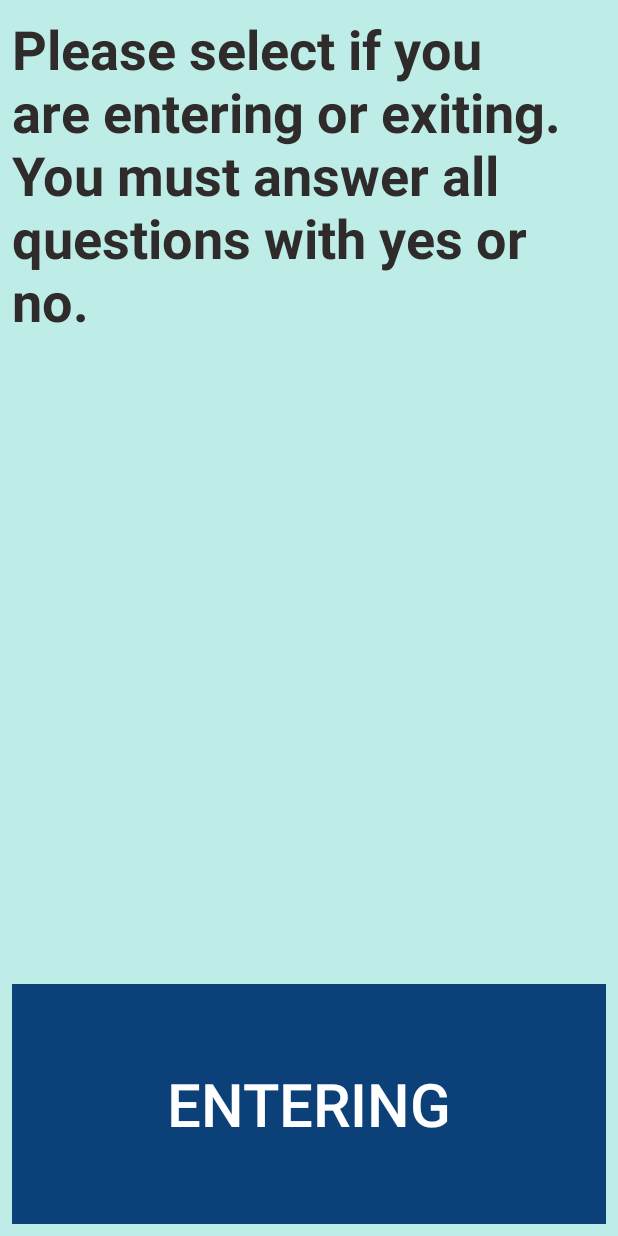
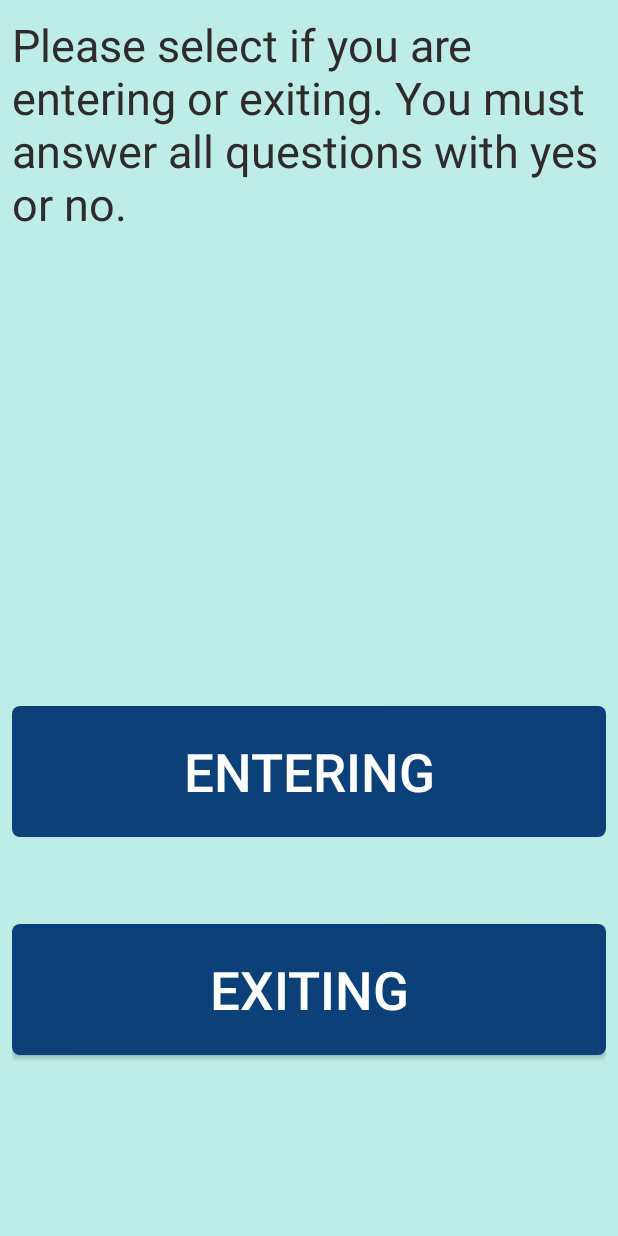
Before and after one commit to ShomikTelang/AutoScreening_App, an Android app: the MainActivity screen opened directly, with no data from a screen before it, on a phone screen of 412 x 824 dp. Run offline under Robolectric (Android 15) with nearby library versions, the phone set to English and light mode, and no system bars.

Commit message:
commit 2

```diff
--- a/app/src/main/res/layout/main_activity.xml
+++ b/app/src/main/res/layout/main_activity.xml
@@ -1,6 +1,7 @@
 <?xml version="1.0" encoding="utf-8"?>
 
-<FrameLayout xmlns:android="http://schemas.android.com/apk/res/android"
+<androidx.constraintlayout.widget.ConstraintLayout xmlns:android="http://schemas.android.com/apk/res/android"
+    xmlns:app="http://schemas.android.com/apk/res-auto"
     android:layout_width="match_parent"
     android:layout_height="match_parent"
     xmlns:tools="http://schemas.android.com/tools"
@@ -10,154 +11,167 @@
     tools:context=".MainActivity">
 
 
-<LinearLayout
-    android:layout_width="match_parent"
-    android:layout_height="match_parent"
-    android:orientation="vertical">
-
     <TextView
         android:id="@+id/shomtext"
+        android:layout_width="wrap_content"
+        android:layout_height="150dp"
+        android:text="Please select if you are entering or exiting. You must answer all questions with yes or no."
+        android:autoSizeMaxTextSize="100sp"
+        android:autoSizeMinTextSize="24sp"
+        android:autoSizeStepGranularity="2sp"
+        android:autoSizeTextType="uniform"
+        android:minLines="3"
+        android:maxLines="4"
+        android:textColor="#302B2B"
+        app:layout_constraintBottom_toBottomOf="parent"
+        app:layout_constraintEnd_toEndOf="parent"
+        app:layout_constraintHorizontal_bias="0.0"
+        app:layout_constraintStart_toStartOf="parent"
+        app:layout_constraintTop_toTopOf="parent"
+        app:layout_constraintVertical_bias="0.002" />
+
+    <Button
+        android:id="@+id/exiting"
         android:layout_width="match_parent"
-        android:layout_height="238dp"
-        android:autoSizeMaxTextSize="38sp"
-        android:autoSizeMinTextSize="20sp"
-        android:autoSizeStepGranularity="4sp"
-        android:autoSizeTextType="uniform"
-        android:text="Please select if you are entering or exiting. You must answer all questions with yes or no."
-        android:textColor="#302B2B"
-        android:textStyle="bold" />
+        android:layout_height="wrap_content"
+        android:background="@drawable/button_bg"
+        android:paddingTop="20dp"
+        android:paddingBottom="20dp"
+        android:text="EXITING"
+        android:textColor="#FFF"
+        android:textSize="35dp"
+        app:layout_constraintBottom_toBottomOf="parent"
+        app:layout_constraintEnd_toEndOf="parent"
+        app:layout_constraintStart_toStartOf="parent"
+        app:layout_constraintTop_toTopOf="parent"
+        app:layout_constraintVertical_bias="0.844" />
 
+    <Button
+        android:id="@+id/entering"
+        android:layout_width="match_parent"
+        android:layout_height="wrap_content"
+        android:paddingTop="20dp"
+        android:paddingBottom="20dp"
+        android:text="ENTERING"
+        android:textSize="35dp"
+        android:textColor="#FFF"
+        android:background="@drawable/button_bg"
+        app:layout_constraintBottom_toBottomOf="parent"
+        app:layout_constraintEnd_toEndOf="parent"
+        app:layout_constraintStart_toStartOf="parent"
+        app:layout_constraintTop_toTopOf="parent"
+        app:layout_constraintVertical_bias="0.642" />
+
+    <Button
+        android:id="@+id/temperature"
+        android:layout_width="match_parent"
+        android:layout_height="wrap_content"
+        android:background="@drawable/button_bg"
+        android:paddingTop="20dp"
+        android:paddingBottom="20dp"
+        android:text="TEMPERATURE"
+        android:textColor="#FFF"
+        android:textSize="35dp"
+        app:layout_constraintBottom_toBottomOf="parent"
+        app:layout_constraintEnd_toEndOf="parent"
+        app:layout_constraintHorizontal_bias="1.0"
+        app:layout_constraintStart_toStartOf="parent"
+        app:layout_constraintTop_toTopOf="parent"
+        app:layout_constraintVertical_bias="0.43" />
+
+    <Button
+        android:id="@+id/yes"
+        android:layout_width="match_parent"
+        android:layout_height="wrap_content"
+        android:text="YES"
+        android:textSize="45dp"
+        android:textColor="#FFF"
+        android:paddingTop="35dp"
+        android:paddingBottom="35dp"
+        android:background="@drawable/button_bg"
+        app:layout_constraintBottom_toBottomOf="parent"
+        app:layout_constraintEnd_toEndOf="parent"
+        app:layout_constraintStart_toStartOf="parent"
+        app:layout_constraintTop_toTopOf="parent"
+        app:layout_constraintVertical_bias="0.54" />
 
     <EditText
         android:id="@+id/name"
         android:layout_width="match_parent"
         android:layout_height="100dp"
-        android:layout_marginBottom="8sp"
-        android:hint="Enter Name"
-        android:imeOptions="actionDone"
-        android:inputType="text"
-        android:textSize="40sp" />
+        android:ems="10"
+        android:hint="Enter Name: "
+        android:inputType="textPersonName"
+        android:textSize="35sp"
+        app:layout_constraintBottom_toBottomOf="parent"
+        app:layout_constraintEnd_toEndOf="parent"
+        app:layout_constraintStart_toStartOf="parent"
+        app:layout_constraintTop_toTopOf="parent"
+        app:layout_constraintVertical_bias="0.191" />
 
     <EditText
         android:id="@+id/temp"
         android:layout_width="match_parent"
         android:layout_height="100dp"
-        android:layout_marginBottom="8sp"
-        android:hint="Enter Temperature"
-        android:imeActionLabel="actionDone"
+        android:ems="10"
+        android:hint="Enter Temperature: "
         android:inputType="numberDecimal"
-        android:textSize="40sp" />
+        android:textSize="35sp"
+        app:layout_constraintBottom_toBottomOf="parent"
+        app:layout_constraintEnd_toEndOf="parent"
+        app:layout_constraintHorizontal_bias="0.0"
+        app:layout_constraintStart_toStartOf="parent"
+        app:layout_constraintTop_toTopOf="parent"
+        app:layout_constraintVertical_bias="0.283" />
 
+    <Button
+        android:id="@+id/no"
+        android:layout_width="match_parent"
+        android:layout_height="wrap_content"
+        android:background="@drawable/button_bg"
+        android:paddingTop="35dp"
+        android:paddingBottom="35dp"
+        android:text="NO"
+        android:textColor="#FFF"
+        android:textSize="45dp"
+        app:layout_constraintBottom_toBottomOf="parent"
+        app:layout_constraintEnd_toEndOf="parent"
+        app:layout_constraintHorizontal_bias="1.0"
+        app:layout_constraintStart_toStartOf="parent"
+        app:layout_constraintTop_toTopOf="parent"
+        app:layout_constraintVertical_bias="0.892" />
 
     <TextView
         android:id="@+id/result"
-        android:layout_width="762dp"
+        android:layout_width="match_parent"
         android:layout_height="wrap_content"
-        android:gravity="center"
         android:text="FAILED"
         android:textColor="#BA220E"
+        android:gravity="center_horizontal"
         android:textSize="90sp"
-        android:textStyle="bold" />
+        android:textStyle="bold"
+        app:layout_constraintBottom_toBottomOf="parent"
+        app:layout_constraintEnd_toEndOf="parent"
+        app:layout_constraintStart_toStartOf="parent"
+        app:layout_constraintTop_toTopOf="parent"
+        app:layout_constraintVertical_bias="0.383" />
 
     <Button
-        android:id="@+id/temperature"
+        android:id="@+id/signature"
         android:layout_width="564dp"
-        android:layout_height="84dp"
+        android:layout_height="150dp"
+        android:layout_below="@+id/yes"
         android:layout_gravity="center"
-        android:text="Temperature"
-        android:textSize="35sp"
+        android:background="@drawable/button_bg"
+        android:text="SIGN THIS FORM"
         android:textColor="#FFF"
-        android:background="@drawable/button_bg"/>
-
-    <Button
-        android:id="@+id/entering"
-        android:layout_width="540dp"
-        android:layout_height="160dp"
-        android:layout_gravity="center_horizontal"
-        android:background="@drawable/button_bg2_entry"
-        android:enabled="false"
-        android:layout_marginBottom="20dp"
-        android:layout_marginTop="-10dp"
-        android:text="ENTERING"
-        android:textColor="#FFF"
-        android:textSize="40sp" />
-    <Button
-        android:id="@+id/exiting"
-        android:layout_width="540dp"
-        android:layout_height="160dp"
-        android:layout_gravity="center_horizontal"
-        android:background="@drawable/button_bg2_entry"
-        android:layout_below = "@+id/entering"
-        android:enabled="false"
-        android:text="EXITING"
-        android:textColor="#FFF"
-        android:textSize="40sp"/>
-
-    <Button
-        android:id="@+id/back2"
-        android:layout_width="300dp"
-        android:layout_height="100dp"
-        android:layout_below="@id/no"
-        android:layout_gravity="center_horizontal"
-        android:layout_marginTop="15dp"
-        android:background="@drawable/button_bg"
-        android:text="BACK"
-        android:textColor="#FFF"
-        android:textSize="35dp" />
+        android:textSize="35dp"
+        app:layout_constraintBottom_toBottomOf="parent"
+        app:layout_constraintEnd_toEndOf="parent"
+        app:layout_constraintStart_toStartOf="parent"
+        app:layout_constraintTop_toTopOf="parent" />
 
 
 
 
-</LinearLayout>
-    <LinearLayout
-        android:layout_width="match_parent"
-        android:layout_height="match_parent"
-        android:orientation="vertical"
-        android:gravity="center"
-        android:padding="10dp">
-
-
-
-        <Button
-            android:id="@+id/yes"
-            android:layout_width="540dp"
-            android:layout_height="200dp"
-            android:text="YES"
-            android:layout_below="@+id/temperature"
-            android:layout_marginTop="100dp"
-            android:enabled="false"
-            android:textSize="50dp"
-            android:textColor="#FFF"
-            android:background="@drawable/button_bg"/>
-        <Button
-            android:id="@+id/signature"
-            android:layout_width="564dp"
-            android:layout_height="150dp"
-            android:layout_below="@+id/yes"
-            android:layout_gravity="center"
-            android:background="@drawable/button_bg"
-            android:text="SIGN THIS FORM"
-            android:textColor="#FFF"
-            android:textSize="35dp"/>
-
-        <Button
-            android:id="@+id/no"
-            android:layout_width="540dp"
-            android:layout_height="200dp"
-            android:layout_marginTop="50dp"
-            android:text="NO"
-            android:enabled="false"
-            android:textSize="50dp"
-            android:textColor="#FFF"
-            android:layout_below = "@+id/yes"
-            android:background="@drawable/button_bg" />
-
-
-
-    </LinearLayout>
-
-
-
-
-
-</FrameLayout>
+</androidx.constraintlayout.widget.ConstraintLayout>
```
Also changed, not shown: app/src/main/java/com/example/autoScreening_App/MainActivity2.java (+6 -17 lines), app/src/main/res/layout/main_activity2.xml (+69 -53 lines).
